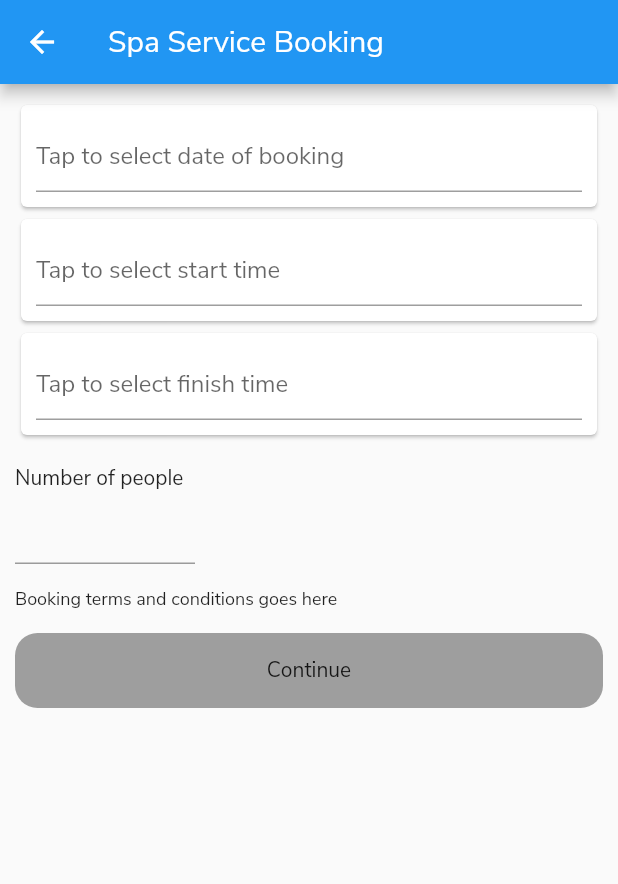
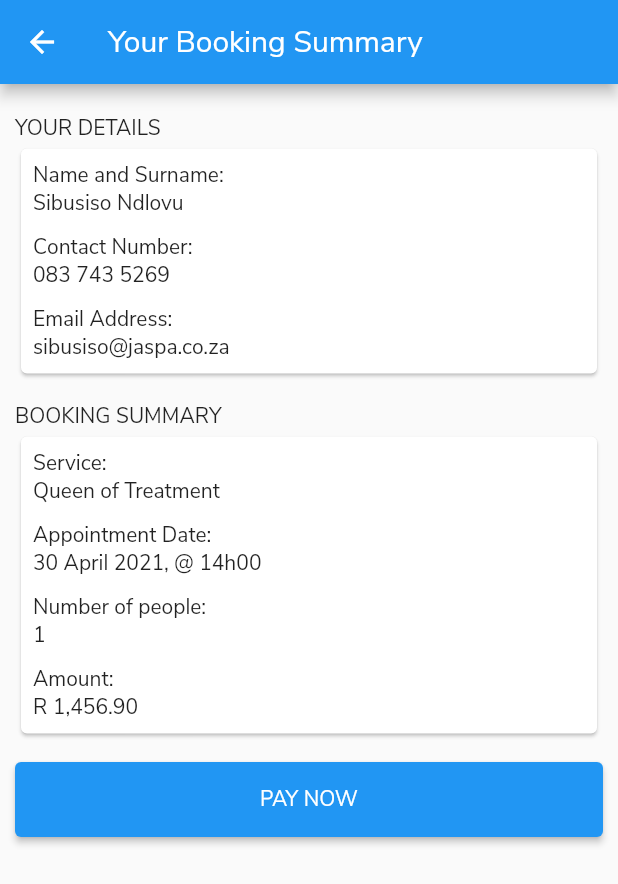
Before and after one commit to sibusisondlovu/bears-palace, a Flutter app: the SpaBookingFormScreen screen opened directly, after a tap on "Continue", on a phone screen of 412 x 824 dp. Shown: the top 884 px of the screen. Run offline on Flutter 3.47's test engine with Material 2 defaults, Android fonts, the phone set to English and light mode, and no system bars; drawn by our look-alikes of datetime_picker_formfield; our stand-ins replace circular_profile_avatar, cloud_firestore, cool_alert, firebase_auth, firebase_core, image_picker and 2 more; accounts and stored records are empty.

Commit message:
booking check out form

```diff
--- /dev/null
+++ b/lib/models/booking_model.dart
@@ -0,0 +1,6 @@
+class Booking {
+  final String service;
+  final double price;
+
+  Booking(this.service, this.price);
+}
--- a/lib/models/service_model.dart
+++ b/lib/models/service_model.dart
@@ -1,15 +1,6 @@
 class Service {
-  String id;
   String serviceName;
-  String fee;
+  String amount;
 
-  Service({this.id, this.serviceName, this.fee});
-
-  factory Service.fromJson(Map<String, dynamic> parsedJson) {
-    return Service(
-      id: parsedJson["id"],
-      serviceName: parsedJson["serviceName"] as String,
-      fee: parsedJson["fee"]
-    );
-  }
+  Service({ this.serviceName, this.amount});
 }
--- a/lib/screens/spa/spa_booking_form.dart
+++ b/lib/screens/spa/spa_booking_form.dart
@@ -1,3 +1,4 @@
+import 'package:bears_palace_app/screens/spa/spa_service_booking_confirm_screen.dart';
 import 'package:datetime_picker_formfield/datetime_picker_formfield.dart';
 import 'package:flutter/material.dart';
 import 'package:intl/intl.dart';
@@ -130,13 +131,12 @@ class _SpaBookingFormScreenState extends State<SpaBookingFormScreen> {
     return Container(
       width: MediaQuery.of(context).size.width,
       height: 50,
-      child: FlatButton(
-        shape: RoundedRectangleBorder(
-          borderRadius: BorderRadius.circular(15.0),
-        ),
-        color: Colors.grey,
-        padding: EdgeInsets.all(10.0),
+      child: ElevatedButton(
         onPressed: () {
+          Navigator.push(
+            context,
+            MaterialPageRoute(builder: (context) => SpaServiceBookingConfirmScreen()),
+          );
         },
         child: Text(
           "Continue",
--- /dev/null
+++ b/lib/screens/spa/spa_service_booking_confirm_screen.dart
@@ -0,0 +1,94 @@
+import 'package:flutter/material.dart';
+
+class SpaServiceBookingConfirmScreen extends StatefulWidget {
+  @override
+  _SpaServiceBookingConfirmScreenState createState() => _SpaServiceBookingConfirmScreenState();
+}
+
+class _SpaServiceBookingConfirmScreenState extends State<SpaServiceBookingConfirmScreen> {
+  @override
+  Widget build(BuildContext context) {
+    return Scaffold(
+      appBar: AppBar(
+        title: Text('Your Booking Summary'),
+      ),
+        body: Container(
+          width: MediaQuery.of(context).size.width,
+          height: MediaQuery.of(context).size.height,
+          child: Padding(
+            padding: const EdgeInsets.all(10.0),
+            child: Column(
+              crossAxisAlignment: CrossAxisAlignment.stretch,
+              children: [
+                SizedBox(height: 10,),
+                Text('YOUR DETAILS'),
+                Card(
+                  child: Padding(
+                    padding: const EdgeInsets.all(8.0),
+                    child: Column(
+                      crossAxisAlignment: CrossAxisAlignment.start,
+                      children: [
+                        Text('Name and Surname:'),
+                        Text('Sibusiso Ndlovu'),
+                        SizedBox(height: 10,),
+                        Text('Contact Number:'),
+                        Text('083 743 5269'),
+                        SizedBox(height: 10,),
+                        Text('Email Address:'),
+                        Text('sibusiso@jaspa.co.za'),
+                      ],
+                    ),
+                  ),
+                ),
+                SizedBox(height: 15,),
+                Text('BOOKING SUMMARY'),
+                Card(
+                  child: Padding(
+                    padding: const EdgeInsets.all(8.0),
+                    child: Column(
+                      crossAxisAlignment: CrossAxisAlignment.start,
+                      children: [
+                        Text('Service:'),
+                        Text('Queen of Treatment'),
+                        SizedBox(height: 10,),
+                        Text('Appointment Date:'),
+                        Text('30 April 2021, @ 14h00'),
+                        SizedBox(height: 10,),
+                        Text('Number of people:'),
+                        Text('1'),
+                        SizedBox(height: 10,),
+                        Text('Amount:'),
+                        Text('R 1,456.90'),
+                      ],
+                    ),
+                  ),
+                ),
+                SizedBox(height: 15,),
+                _buildPayNowButton(context)
+              ],
+            ),
+          ),
+        ));
+  }
+
+  Widget _buildPayNowButton(BuildContext context) {
+    return Container(
+      width: MediaQuery.of(context).size.width,
+      height: 50,
+      child: ElevatedButton(
+        onPressed: () {
+          Navigator.push(
+            context,
+            MaterialPageRoute(builder: (context) => SpaServiceBookingConfirmScreen()),
+          );
+        },
+        child: Text(
+          "PAY NOW",
+          style: TextStyle(
+            fontSize: 14.0,
+          ),
+        ),
+      ),
+    );
+  }
+}
--- a/lib/screens/spa/spa_services_screen.dart
+++ b/lib/screens/spa/spa_services_screen.dart
@@ -1,3 +1,4 @@
+import 'package:bears_palace_app/models/service_model.dart';
 import 'package:bears_palace_app/screens/spa/spa_booking_form.dart';
 import 'package:flutter/material.dart';
 
@@ -7,8 +8,10 @@ class SpaServicesScreen extends StatefulWidget {
 }
 
 class _SpaServicesScreenState extends State<SpaServicesScreen> {
+
   @override
   Widget build(BuildContext context) {
+
     return Scaffold(
       appBar: AppBar(
         title: Text('Spa Services'),
@@ -31,12 +34,12 @@ class _SpaServicesScreenState extends State<SpaServicesScreen> {
                       style: TextStyle(
                         fontSize: 13
                       ),),
-                      FlatButton(onPressed: (){
+                      ElevatedButton(onPressed: (){
                         Navigator.push(
                           context,
                           MaterialPageRoute(builder: (context) => SpaBookingFormScreen()),
                         );
-                      }, child: Text('Book'))
+                      }, child: Text('Book Now'))
                     ],
                   ),
                   trailing: Column(
```
